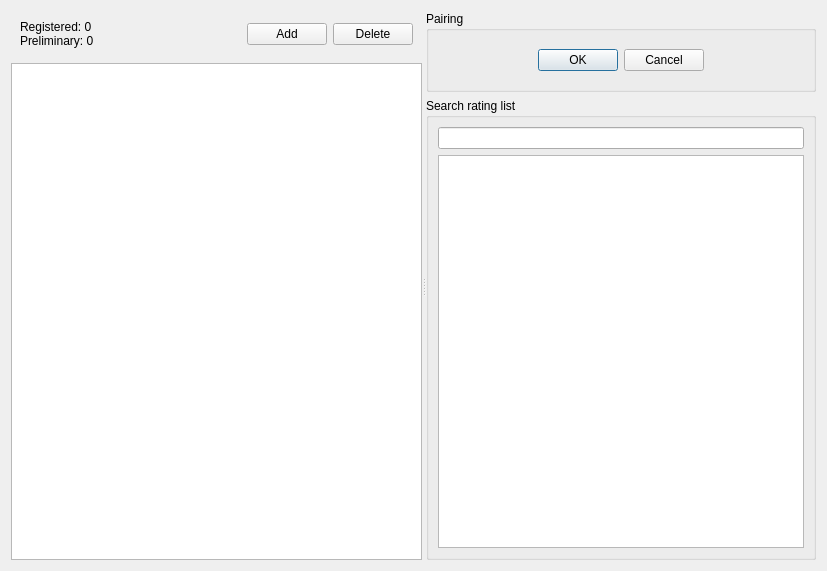
This is pairing_tab.ui in centowen/pybaduk as Qt 5 draws it before an edit. The edited form follows.
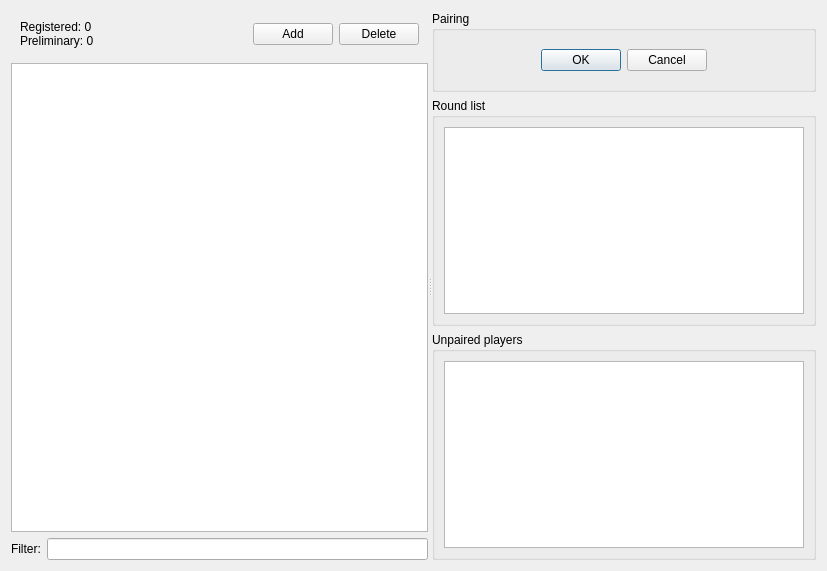
This is the edited form.

Commit message: Added round and unpaired players lists in pairings tab

```diff
--- a/pairing_tab.ui
+++ b/pairing_tab.ui
@@ -99,6 +99,23 @@
          </property>
         </widget>
        </item>
+       <item>
+        <layout class="QHBoxLayout" name="horizontalLayout_3">
+         <item>
+          <widget class="QLabel" name="filter_label">
+           <property name="text">
+            <string>Filter:</string>
+           </property>
+           <property name="buddy">
+            <cstring>filter_edit</cstring>
+           </property>
+          </widget>
+         </item>
+         <item>
+          <widget class="QLineEdit" name="filter_edit"/>
+         </item>
+        </layout>
+       </item>
       </layout>
      </widget>
      <widget class="QWidget" name="widget_2" native="true">
@@ -118,39 +135,16 @@
           <item row="0" column="0" colspan="2">
            <widget class="QWidget" name="widget_5" native="true">
             <layout class="QHBoxLayout" name="horizontalLayout_4">
-             <item>
-              <spacer name="horizontalSpacer_4">
-               <property name="orientation">
-                <enum>Qt::Horizontal</enum>
-               </property>
-               <property name="sizeHint" stdset="0">
-                <size>
-                 <width>40</width>
-                 <height>20</height>
-                </size>
-               </property>
-              </spacer>
-             </item>
              <item>
               <widget class="QDialogButtonBox" name="ok_cancel">
                <property name="standardButtons">
                 <set>QDialogButtonBox::Cancel|QDialogButtonBox::Ok</set>
                </property>
+               <property name="centerButtons">
+                <bool>true</bool>
+               </property>
               </widget>
              </item>
-             <item>
-              <spacer name="horizontalSpacer_3">
-               <property name="orientation">
-                <enum>Qt::Horizontal</enum>
-               </property>
-               <property name="sizeHint" stdset="0">
-                <size>
-                 <width>40</width>
-                 <height>20</height>
-                </size>
-               </property>
-              </spacer>
-             </item>
             </layout>
            </widget>
           </item>
@@ -160,14 +154,41 @@
        <item>
         <widget class="QGroupBox" name="groupBox_2">
          <property name="title">
-          <string>Search rating list</string>
+          <string>Round list</string>
          </property>
          <layout class="QVBoxLayout" name="verticalLayout_3">
           <item>
-           <widget class="QLineEdit" name="lineEdit_6"/>
+           <widget class="QTreeWidget" name="round_widget">
+            <property name="headerHidden">
+             <bool>true</bool>
+            </property>
+            <column>
+             <property name="text">
+              <string notr="true">1</string>
+             </property>
+            </column>
+           </widget>
           </item>
+         </layout>
+        </widget>
+       </item>
+       <item>
+        <widget class="QGroupBox" name="groupBox_3">
+         <property name="title">
+          <string>Unpaired players</string>
+         </property>
+         <layout class="QVBoxLayout" name="verticalLayout_5">
           <item>
-           <widget class="QListWidget" name="listWidget"/>
+           <widget class="QTreeWidget" name="unpaired">
+            <property name="headerHidden">
+             <bool>true</bool>
+            </property>
+            <column>
+             <property name="text">
+              <string notr="true">1</string>
+             </property>
+            </column>
+           </widget>
           </item>
          </layout>
         </widget>
```
Left out of the diff: 3 changed lines with no effect on the pictures.
